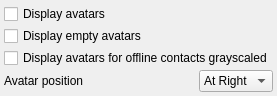
Qt form src/plugins/avatars/avataroptionswidget.ui (xnamed/vacuum-im) before a commit.
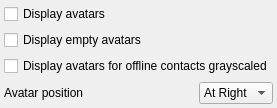
The same form after that commit.

```diff
--- a/src/plugins/avatars/avataroptionswidget.ui
+++ b/src/plugins/avatars/avataroptionswidget.ui
@@ -7,7 +7,7 @@
     <x>0</x>
     <y>0</y>
     <width>255</width>
-    <height>83</height>
+    <height>85</height>
    </rect>
   </property>
   <property name="windowTitle">
@@ -26,8 +26,11 @@
    <property name="bottomMargin">
     <number>4</number>
    </property>
-   <property name="spacing">
-    <number>2</number>
+   <property name="horizontalSpacing">
+    <number>4</number>
+   </property>
+   <property name="verticalSpacing">
+    <number>6</number>
    </property>
    <item row="4" column="0">
     <widget class="QLabel" name="lblAvatarPosition">
```
